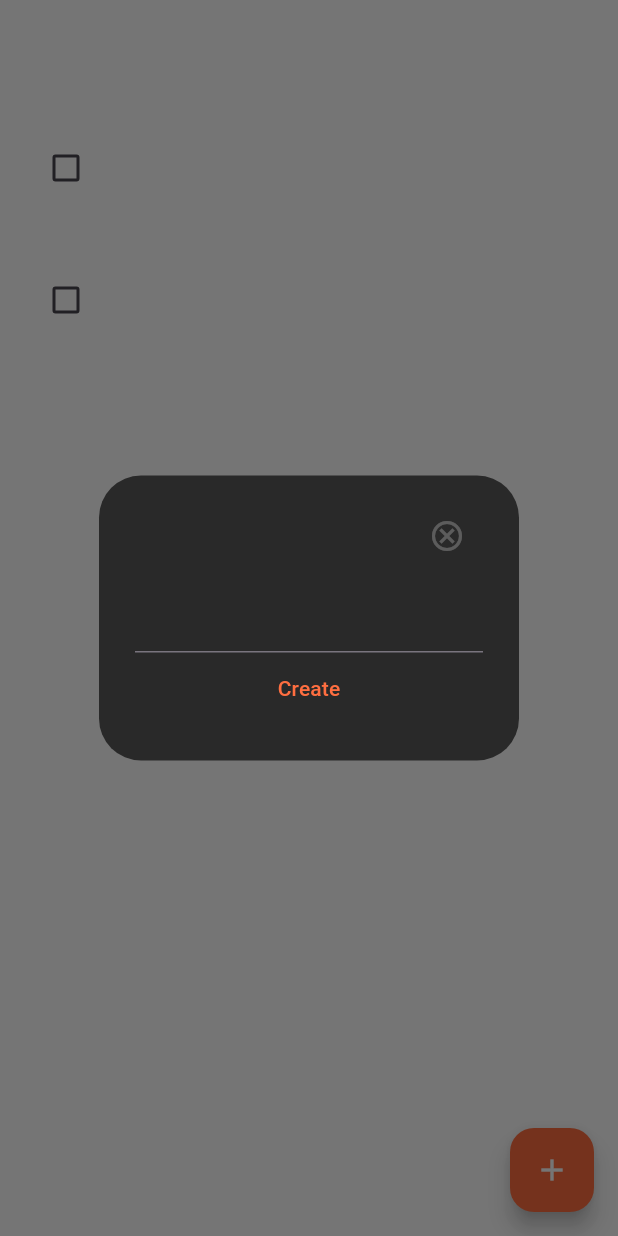
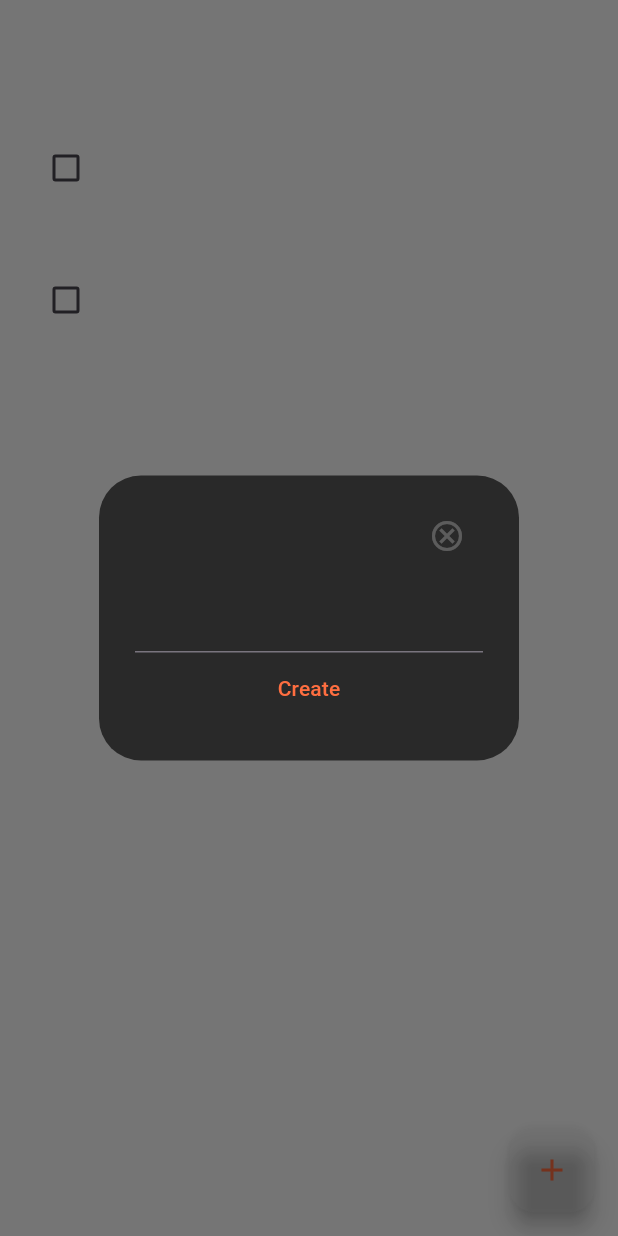
Before and after one commit to zorncbllr/flutter_todo_crud_practice, a Flutter app: the screen it shows after launch, after a tap on the "add" icon, on a phone screen of 412 x 824 dp. Run offline on Flutter 3.47's test engine with Material 3 defaults, Android fonts, the phone set to English and light mode, and no system bars; drawn by our look-alikes of flutter_slidable; our stand-ins replace hive, hive_flutter; accounts and stored records are empty.

Commit message:
minor ui changes

```diff
--- a/lib/main.dart
+++ b/lib/main.dart
@@ -1,6 +1,5 @@
 import 'package:flutter/material.dart';
 import 'package:flutter_todo_crud_practice/pages/home.dart';
-import 'package:hive/hive.dart';
 import 'package:hive_flutter/adapters.dart';
 
 void main(List<String> args) async {
--- a/lib/pages/home.dart
+++ b/lib/pages/home.dart
@@ -79,7 +79,7 @@ class _HomeState extends State<Home> {
         title: Text('TO DO'),
         centerTitle: true,
         backgroundColor: Colors.white12,
-        foregroundColor: Colors.white60,
+        foregroundColor: Colors.white,
       ),
 
       // todo list
@@ -98,11 +98,11 @@ class _HomeState extends State<Home> {
 
       // add button
       floatingActionButton: FloatingActionButton(
-        backgroundColor: Colors.deepOrangeAccent,
+        backgroundColor: Colors.white12,
         onPressed: _createNewTodo,
         child: Icon(
           Icons.add,
-          color: Colors.white,
+          color: Colors.deepOrangeAccent,
         ),
       ),
     );
```
